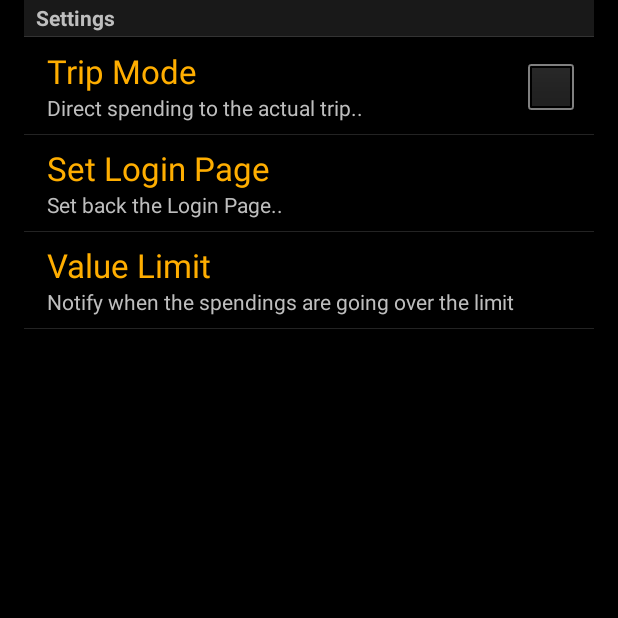
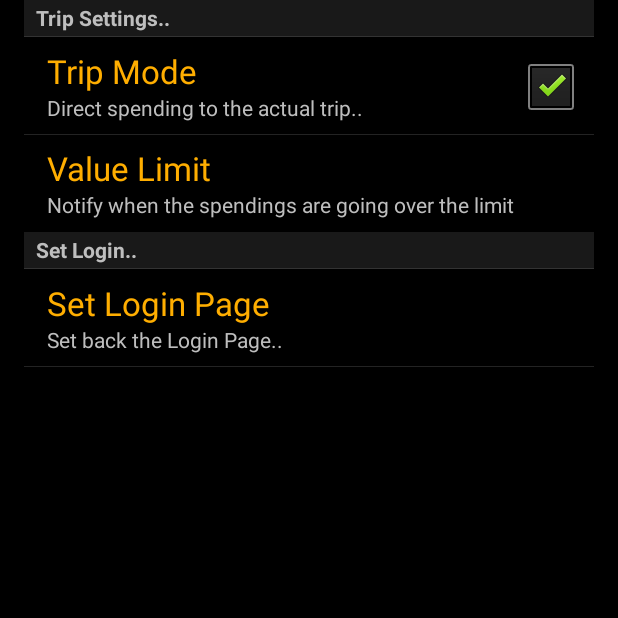
Before and after one commit to paulonova/FinalNiceTrip, an Android app: the ConfigurationsActivity screen opened directly, with no data from a screen before it, on a phone screen of 412 x 824 dp, the top half of it. Run offline under Robolectric (Android 15) with nearby library versions, the phone set to English and light mode, and no system bars.

Commit message:
Changing 2015/04/30

```diff
--- a/app/src/main/java/se/finalwork/nicetrip/handle/DatabaseHelper.java
+++ b/app/src/main/java/se/finalwork/nicetrip/handle/DatabaseHelper.java
@@ -16,12 +16,12 @@ public class DatabaseHelper extends SQLiteOpenHelper {
     @Override
     public void onCreate(SQLiteDatabase db) {
 
-        db.execSQL("CREATE TABLE trip (_id INTEGER PRIMARY KEY," +
+        db.execSQL("CREATE TABLE trip (_id INTEGER PRIMARY KEY AUTOINCREMENT," +
                 "destiny TEXT, type_trip INTEGER, arrive_date DATE," +
                 "exit_date DATE, budget DOUBLE," +
                 "number_peoples INTEGER);");
 
-        db.execSQL("CREATE TABLE spending (_id INTEGER PRIMARY KEY," +
+        db.execSQL("CREATE TABLE spending (_id INTEGER PRIMARY KEY AUTOINCREMENT," +
                 " category TEXT, date DATE, value DOUBLE," +
                 " description TEXT, place TEXT, trip_id INTEGER," +
                 " FOREIGN KEY(trip_id) REFERENCES trip(_id));");
--- a/app/src/main/java/se/finalwork/nicetrip/handle/LoginActivity.java
+++ b/app/src/main/java/se/finalwork/nicetrip/handle/LoginActivity.java
@@ -38,7 +38,7 @@ public class LoginActivity extends Activity {
         password = (EditText)findViewById(R.id.password);
         beConnected = (CheckBox)findViewById(R.id.cbDefault);
 
-       SharedPreferences preferences = PreferenceManager.getDefaultSharedPreferences(this);
+        SharedPreferences preferences = PreferenceManager.getDefaultSharedPreferences(this);
         boolean checked = preferences.getBoolean(DEFAULT_CONNECTED, false);
         Log.d("DEFAULT_CONNECTED", "Value: " + checked);
 
--- a/app/src/main/java/se/finalwork/nicetrip/handle/NewTripActivity.java
+++ b/app/src/main/java/se/finalwork/nicetrip/handle/NewTripActivity.java
@@ -133,6 +133,10 @@ public class NewTripActivity extends Activity implements View.OnClickListener  {
 
     }
 
+    public void SetActualTrip(){
+
+    }
+
 
 
     public void saveTrip(View view){
--- a/app/src/main/java/se/finalwork/nicetrip/handle/TripListActivity.java
+++ b/app/src/main/java/se/finalwork/nicetrip/handle/TripListActivity.java
@@ -87,7 +87,9 @@ import java.util.Map;
             String arrivalDate = cursor.getString(3);
             String exitDate = cursor.getString(4);
             double budget = cursor.getDouble(5);
-            Log.d("Database Info", "Info: " + id + " - " + typeTrip + " - " + destiny + " - " + arrivalDate + " - " + exitDate + " - " + budget);
+            Log.d("Database Info TRIP", "Info: " + "ID: " + id + " - " + "TypeTrip: " + typeTrip + " - " +
+                                        "Destiny: " + destiny + " - " + "ArrivalDate: " +  arrivalDate + " - " +
+                                        "ExitDate: " + exitDate + " - " + "Budget: " +  budget);
 
             Map<String, Object> item = new HashMap<String, Object>();
 
--- /dev/null
+++ b/app/src/main/java/se/finalwork/nicetrip/views/EditLimitValuePreference.java
@@ -0,0 +1,70 @@
+package se.finalwork.nicetrip.views;
+
+import android.app.Activity;
+import android.content.Context;
+import android.content.SharedPreferences;
+import android.preference.DialogPreference;
+import android.preference.PreferenceManager;
+import android.util.AttributeSet;
+import android.util.Config;
+import android.view.View;
+import android.widget.Button;
+import android.widget.EditText;
+import android.widget.Toast;
+
+import se.finalwork.nicetrip.handle.ConfigurationsActivity;
+import se.finalwork.nicetrip.handle.LoginActivity;
+import se.finalwork.nicetrip.handle.R;
+
+
+public class EditLimitValuePreference extends DialogPreference {
+
+    private EditText setLimit;
+    private Button ok;
+    private Button cancel;
+
+    SharedPreferences pref = PreferenceManager.getDefaultSharedPreferences(getContext());
+    SharedPreferences.Editor editor = pref.edit();
+    String valueLimit = pref.getString("value_limit", null);
+
+
+    public EditLimitValuePreference(Context context, AttributeSet attrs) {
+        super(context, attrs);
+        setDialogLayoutResource(R.layout.limit_value_layout);
+
+    }
+
+    @Override
+    protected void onBindDialogView(View v) {
+        super.onBindDialogView(v);
+
+        setLimit = (EditText)v.findViewById(R.id.limit_value);
+        setLimit.setHint(valueLimit);
+    }
+
+    @Override
+    protected void onDialogClosed(boolean positiveResult) {
+        super.onDialogClosed(positiveResult);
+
+        String value = setLimit.getEditableText().toString();
+
+            // OK Button
+        if(positiveResult){
+
+            if(!value.equals("")){
+                editor.putString("value_limit", value);
+                editor.commit();
+                valueLimit = pref.getString("value_limit", null);
+                Toast.makeText(getContext(), "Limit value saved = " + valueLimit, Toast.LENGTH_LONG).show();
+
+            }else{
+                Toast.makeText(getContext(), "No values were entered!", Toast.LENGTH_LONG).show();
+                Toast.makeText(getContext(), "Old value is: " + valueLimit , Toast.LENGTH_LONG).show();
+            }
+
+            // Cancel Button
+        }else if(!positiveResult){
+            // Do nothing
+        }
+    }
+}
--- a/app/src/main/res/values/strings.xml
+++ b/app/src/main/res/values/strings.xml
@@ -82,7 +82,9 @@
     <string name="yes">Yes</string>
     <string name="no">No</string>
 
-    <string name="preference">Settings</string>
+    <string name="preference">Trip Settings..</string>
+    <string name="login_set">Set Login..</string>
+
     <string name="mode_trip_summary">Direct spending to the actual trip..</string>
     <string name="trip_mode">Trip Mode</string>
     <string name="default_mode_summary">Set back the Login Page..</string>
--- a/app/src/main/res/xml/preference.xml
+++ b/app/src/main/res/xml/preference.xml
@@ -5,21 +5,27 @@
     <PreferenceCategory android:title="@string/preference">
         <CheckBoxPreference
             android:key="mode_trip"
+            android:enabled="true"
+            android:defaultValue="true"
             android:summary="@string/mode_trip_summary"
             android:title="@string/trip_mode"/>
 
+        <se.finalwork.nicetrip.views.EditLimitValuePreference
+            android:dialogTitle="@string/set_value_limit"
+            android:key="value_limit"
+            android:defaultValue="80"
+            android:summary="@string/value_limit_summary"
+            android:title="@string/value_limit">
+
+        </se.finalwork.nicetrip.views.EditLimitValuePreference>
+
+    </PreferenceCategory>
+
+    <PreferenceCategory android:title="@string/login_set">
         <PreferenceScreen
             android:key="default_mode"
             android:summary="@string/default_mode_summary"
             android:title="@string/set_login_page"/>
-
-        <EditTextPreference
-            android:dialogTitle="@string/set_value_limit"
-            android:key="value_limit"
-            android:defaultValue="80"
-            android:summary="@string/value_limit_summary"
-            android:title="@string/value_limit"/>
-
     </PreferenceCategory>
 
 </PreferenceScreen>
```
Also changed, not shown: app/src/main/java/se/finalwork/nicetrip/dao/NiceTripDAO.java (+112 -105 lines), app/src/main/java/se/finalwork/nicetrip/handle/ConfigurationsActivity.java (+34 -24 lines), app/src/main/res/layout/limit_value_layout.xml (added, +17 -0 lines).
